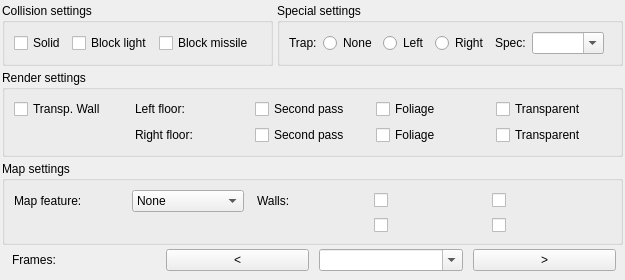
pionere/d1-graphics-tool, file source/leveltabsubtilewidget.ui: the form before one commit.
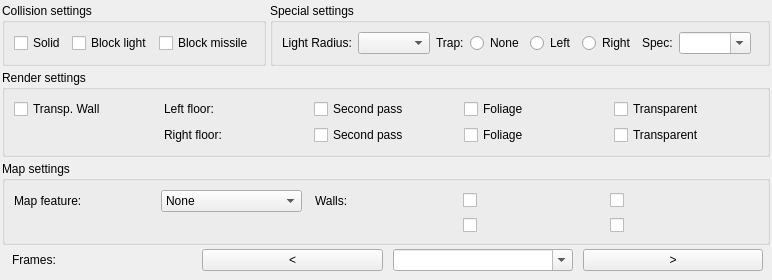
The form after the commit.

Commit message: add light radius to SLA

```diff
--- a/source/leveltabsubtilewidget.ui
+++ b/source/leveltabsubtilewidget.ui
@@ -61,13 +61,6 @@
           </property>
          </widget>
         </item>
-        <item row="0" column="3">
-         <spacer>
-          <property name="orientation">
-           <enum>Qt::Horizontal</enum>
-          </property>
-         </spacer>
-        </item>
        </layout>
       </widget>
      </item>
@@ -80,11 +73,25 @@
         <item row="0" column="0">
          <widget class="QLabel">
           <property name="text">
-           <string>Trap:</string>
+           <string>Light Radius:</string>
           </property>
          </widget>
         </item>
         <item row="0" column="1">
+         <widget class="QComboBox" name="lightComboBox">
+          <property name="toolTip">
+           <string>Inherent light radius of this subtile</string>
+          </property>
+         </widget>
+        </item>
+        <item row="0" column="2">
+         <widget class="QLabel">
+          <property name="text">
+           <string>Trap:</string>
+          </property>
+         </widget>
+        </item>
+        <item row="0" column="3">
          <widget class="QRadioButton" name="trapNoneRadioButton">
           <property name="text">
            <string>None</string>
@@ -94,7 +101,7 @@
           </attribute>
          </widget>
         </item>
-        <item row="0" column="2">
+        <item row="0" column="4">
          <widget class="QRadioButton" name="trapLeftRadioButton">
           <property name="text">
            <string>Left</string>
@@ -104,7 +111,7 @@
           </attribute>
          </widget>
         </item>
-        <item row="0" column="3">
+        <item row="0" column="5">
          <widget class="QRadioButton" name="trapRightRadioButton">
           <property name="text">
            <string>Right</string>
@@ -114,14 +121,14 @@
           </attribute>
          </widget>
         </item>
-        <item row="0" column="4">
+        <item row="0" column="6">
          <widget class="QLabel">
           <property name="text">
            <string>Spec:</string>
           </property>
          </widget>
         </item>
-        <item row="0" column="5">
+        <item row="0" column="7">
          <widget class="QComboBox" name="specCelComboBox">
           <property name="editable">
            <bool>true</bool>
@@ -134,7 +141,7 @@
           </property>
          </widget>
         </item>
-        <item row="0" column="6">
+        <item row="0" column="8">
          <spacer>
           <property name="orientation">
            <enum>Qt::Horizontal</enum>
```
The commit also changes 10 other files.
